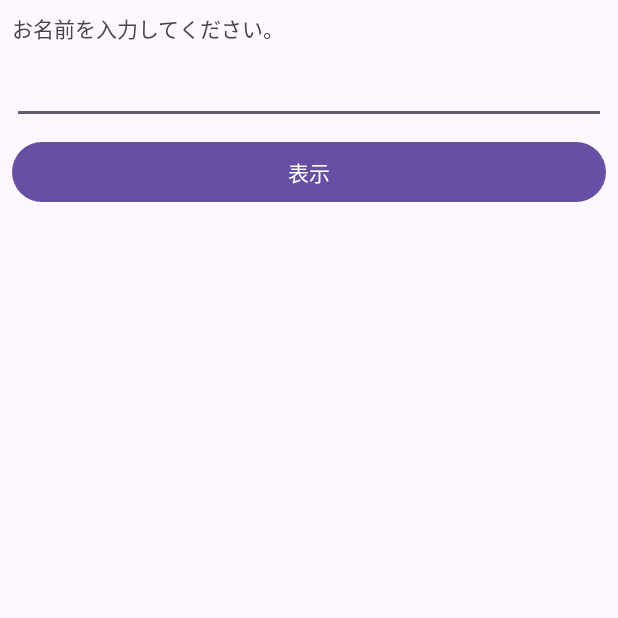
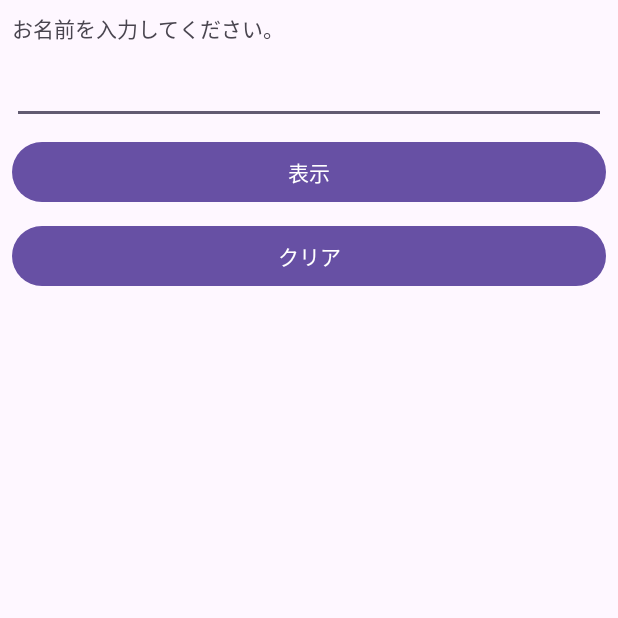
Before and after one commit to Futa1/TextOfAndroidApplicationDev, an Android app: the screen it shows after launch (MainActivity), on a phone screen of 412 x 824 dp, the top half of it. Run offline under Robolectric (Android 15) with nearby library versions, the phone set to English and light mode, and no system bars.

Commit message:
HelloSampleの編集完了

```diff
--- a/HelloSample/app/src/main/java/com/websarva/wings/android/hellosample/MainActivity.kt
+++ b/HelloSample/app/src/main/java/com/websarva/wings/android/hellosample/MainActivity.kt
@@ -2,10 +2,43 @@ package com.websarva.wings.android.hellosample
 
 import androidx.appcompat.app.AppCompatActivity
 import android.os.Bundle
+import android.view.View
+import android.widget.Button
+import android.widget.EditText
+import android.widget.TextView
 
 class MainActivity : AppCompatActivity() {
     override fun onCreate(savedInstanceState: Bundle?) {
         super.onCreate(savedInstanceState)
         setContentView(R.layout.activity_main)
+
+        // 表示ボタンをクリック->メッセージを表示
+        val msgDisplayButton = findViewById<Button>(R.id.btClick)
+        val clickButtonListener = ClickDisplayButtonListener()
+        msgDisplayButton.setOnClickListener(clickButtonListener)
+        // クリアボタンをクリック->メッセージを非表示
+        val msgClearButton = findViewById<Button>(R.id.btClear)
+        msgClearButton.setOnClickListener(clickButtonListener)
+    }
+
+    // ボタンをクリックしたときのリスナクラス
+    private inner class ClickDisplayButtonListener : View.OnClickListener {
+        override fun onClick(view: View) {
+            val nameInputArea = findViewById<EditText>(R.id.etName)
+            val msgOutputArea = findViewById<TextView>(R.id.tvOutput)
+
+            // 押したボタンに応じて処理を変更
+            when (view.id) {
+                R.id.btClick -> {
+                    val name = nameInputArea.text.toString()
+                    msgOutputArea.text = name + "さん、こんにちは！"
+                }
+
+                R.id.btClear -> {
+                    nameInputArea.setText("")
+                    msgOutputArea.text = ""
+                }
+            }
+        }
     }
 }
--- a/HelloSample/app/src/main/res/layout/activity_main.xml
+++ b/HelloSample/app/src/main/res/layout/activity_main.xml
@@ -22,6 +22,12 @@
         android:layout_height="wrap_content"
         android:layout_marginTop="8dp"
         android:text="@string/bt_click"/>
+    <Button
+        android:id="@+id/btClear"
+        android:layout_width="match_parent"
+        android:layout_height="wrap_content"
+        android:layout_marginTop="8dp"
+        android:text="@string/bt_clear"/>
     <TextView
         android:id="@+id/tvOutput"
         android:layout_width="match_parent"
--- a/HelloSample/app/src/main/res/values/strings.xml
+++ b/HelloSample/app/src/main/res/values/strings.xml
@@ -2,4 +2,5 @@
     <string name="app_name">イベントとリスナサンプル</string>
     <string name="tv_name">お名前を入力してください。</string>
     <string name="bt_click">表示</string>
+    <string name="bt_clear">クリア</string>
 </resources>
```
